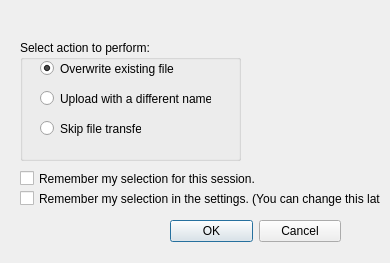
Qt form OpenFTP Client/ui/fileExistsView.ui (kandabi/OpenFTP) before a commit.
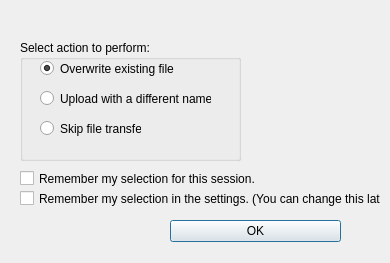
The same form after that commit. Icons and pictures are not drawn.

What changed in the file:
```diff
--- a/OpenFTP Client/ui/fileExistsView.ui
+++ b/OpenFTP Client/ui/fileExistsView.ui
@@ -65,13 +65,6 @@
       </property>
      </widget>
     </item>
-    <item>
-     <widget class="QPushButton" name="cancelButton">
-      <property name="text">
-       <string>Cancel</string>
-      </property>
-     </widget>
-    </item>
    </layout>
   </widget>
   <widget class="QGroupBox" name="groupBox">
```
Left out of the diff: 22 changed lines with no effect on the pictures.
